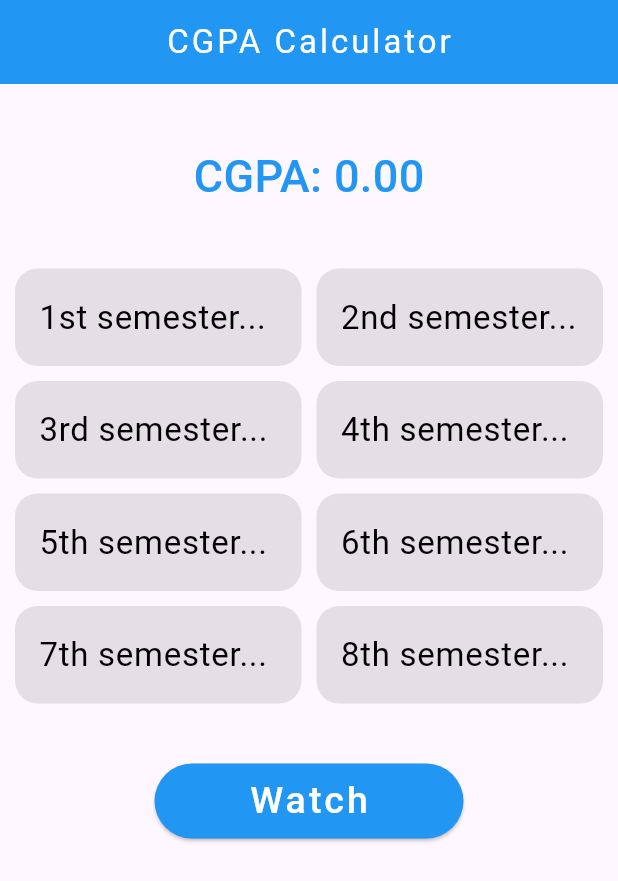
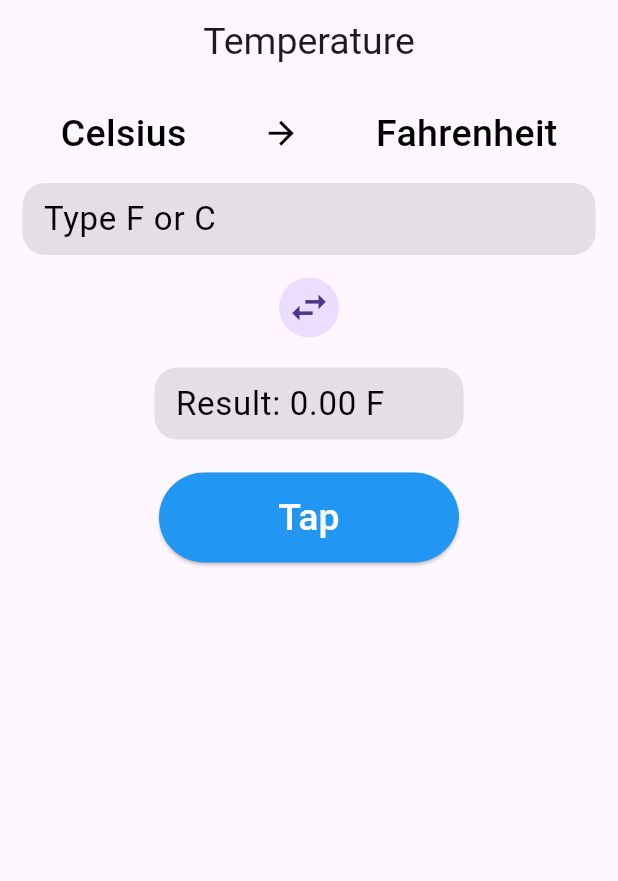
Before and after one commit to niceislam/practise2, a Flutter app: the screen it shows after launch, on a phone screen of 412 x 824 dp. Shown: the top 881 px of the screen. Run offline on Flutter 3.47's test engine with Material 3 defaults, Android fonts, the light colour scheme and no system bars.

Commit message:
Temperature calculator add

```diff
--- /dev/null
+++ b/lib/calculator/temperature.dart
@@ -0,0 +1,85 @@
+import 'package:cgpa_calculator/calculator/widget.dart';
+import 'package:flutter/foundation.dart';
+import 'package:flutter/material.dart';
+
+class Temperature extends StatefulWidget {
+  const Temperature({super.key});
+
+  @override
+  State<Temperature> createState() => _TemperatureState();
+}
+
+class _TemperatureState extends State<Temperature> {
+  TextEditingController tempController = TextEditingController();
+  double celcius = 0;
+  bool reversmsg = false;
+  @override
+  Widget build(BuildContext context) {
+    return Scaffold(
+      appBar: AppBar(
+        centerTitle: true,
+        title: Text("Temperature", style: TextStyle(fontSize: 25)),
+      ),
+      body: Padding(
+        padding: const EdgeInsets.all(15.0),
+        child: Column(
+          children: [
+            reversmsg == true
+                ? TempArrow(title1: 'Fahrenheit', title2: 'Celsius')
+                : TempArrow(title1: 'Celsius', title2: 'Fahrenheit'),
+            SizedBox(height: 15),
+            CustomTextfield(
+              tempController: tempController,
+              hinttext: "Type F or C",
+            ),
+            SizedBox(height: 15),
+            InkWell(
+              onTap: () {
+                reversmsg == false
+                    ? celcius =
+                        (((double.parse(tempController.text)) - 32) / (9 / 5))
+                    : celcius =
+                        ((double.parse(tempController.text) * 9 / 5) + 32);
+                reversmsg = !reversmsg;
+                setState(() {});
+              },
+              child: CircleAvatar(child: Icon(Icons.swap_horiz, size: 30)),
+            ),
+            SizedBox(height: 20),
+            SizedBox(
+              height: 50,
+              width: MediaQuery.sizeOf(context).width / 2,
+              child: CustomTextfield(
+                enabledText: false,
+                hinttext:
+                    "Result: ${celcius.toStringAsFixed(2)} ${reversmsg == true ? "C" : "F"}",
+              ),
+            ),
+            SizedBox(height: 20),
+            SizedBox(
+              height: 60,
+              width: 200,
+              child: ElevatedButton(
+                style: ButtonStyle(
+                  backgroundColor: WidgetStatePropertyAll(Colors.blue),
+                  foregroundColor: WidgetStatePropertyAll(Colors.white),
+                ),
+                onLongPress: () {
+                  tempController.clear();
+                },
+                onPressed: () {
+                  celcius =
+                      ((double.parse(tempController.text) * 9 / 5) + 32);
+                  setState(() {});
+                  reversmsg = false;
+                },
+                child: Text("Tap", style: TextStyle(fontSize: 25)),
+              ),
+            ),
+            SizedBox(height: 25),
+          ],
+        ),
+      ),
+    );
+  }
+}
--- a/lib/calculator/widget.dart
+++ b/lib/calculator/widget.dart
@@ -26,3 +26,69 @@ class TextfieldWidget extends StatelessWidget {
     );
   }
 }
+class TempArrow extends StatelessWidget {
+  const TempArrow({
+    super.key, required this.title1, required this.title2,
+  });
+  final String title1;
+  final String title2;
+
+  @override
+  Widget build(BuildContext context) {
+    return Row(
+      mainAxisAlignment: MainAxisAlignment.spaceAround,
+      children: [
+        Text(
+          "${title1}",
+          style: TextStyle(
+            color: Colors.black,
+            fontSize: 25,
+            fontWeight: FontWeight.w500,
+          ),
+        ),
+        Icon(Icons.arrow_forward, size: 25, color: Colors.black),
+        Text(
+          "${title2}",
+          style: TextStyle(
+            color: Colors.black,
+            fontSize: 25,
+            fontWeight: FontWeight.w500,
+          ),
+        ),
+      ],
+    );
+  }
+}
+class CustomTextfield extends StatelessWidget {
+  const CustomTextfield({
+    super.key,
+    this.tempController,
+    this.hinttext,
+    this.enabledText,
+  });
+  final String? hinttext;
+  final bool? enabledText;
+  final TextEditingController? tempController;
+
+
+  @override
+  Widget build(BuildContext context) {
+    return TextFormField(
+      enabled: enabledText,
+      controller: tempController,
+      cursorHeight: 25,
+      style: TextStyle(fontSize: 22),
+      decoration: InputDecoration(
+        contentPadding: EdgeInsets.only(left: 10, ),
+        fillColor: Colors.black.withOpacity(0.1),
+        filled: true,
+        hintText: "${hinttext}",
+        hintStyle: TextStyle(color: Colors.black, fontSize: 22),
+        border: OutlineInputBorder(
+          borderRadius: BorderRadius.circular(15),
+          borderSide: BorderSide.none,
+        ),
+      ),
+    );
+  }
+}
--- a/lib/main.dart
+++ b/lib/main.dart
@@ -2,6 +2,7 @@ import 'package:flutter/cupertino.dart';
 import 'package:flutter/material.dart';
 
 import 'calculator/home_screen.dart';
+import 'calculator/temperature.dart';
 
 void main(){
   runApp(MyApp());
@@ -14,7 +15,7 @@ class MyApp extends StatelessWidget {
   Widget build(BuildContext context) {
     return MaterialApp(
       debugShowCheckedModeBanner: false,
-      home: HomeScreen(),
+      home: Temperature(),
     );
   }
 }
```
